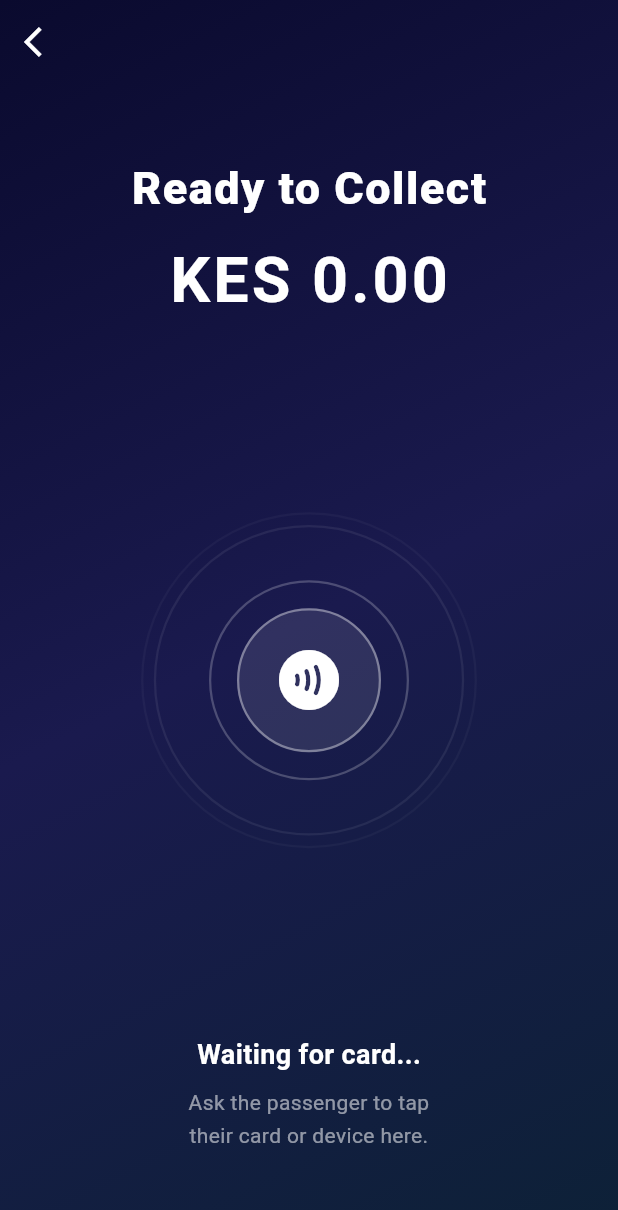
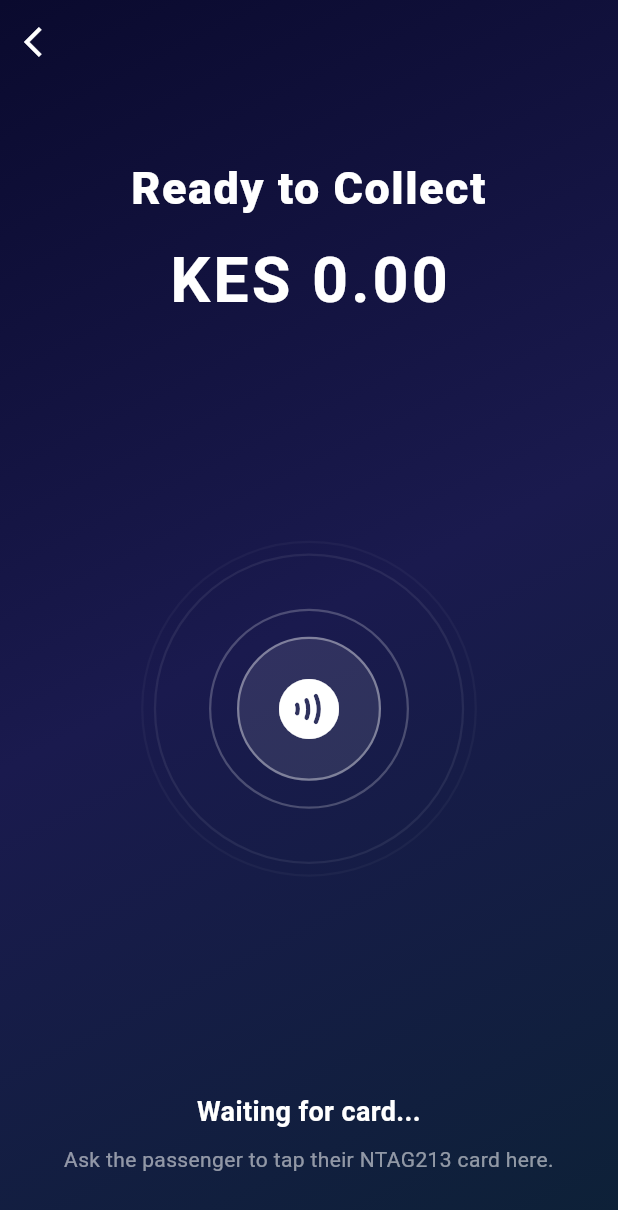
Before and after one commit to kambaikariuki/nfc_app, a Flutter app: the NfcReadScreen screen opened directly with empty values, on a phone screen of 412 x 824 dp. Shown: the top 1210 px of the screen. Run offline on Flutter 3.47's test engine with Material 3 defaults, Android fonts, the phone set to English and light mode, and no system bars; our stand-ins replace shared_preferences; missing offline and left inert: flutter_nfc_kit, nfc_manager; accounts and stored records are empty; Roboto replaces fonts that are missing (Poppins); statements that could not run were skipped.

Commit message:
Added Nfc availability check to prompting payment flow

```diff
--- a/lib/screens/nfc_read_screen.dart
+++ b/lib/screens/nfc_read_screen.dart
@@ -1,9 +1,15 @@
 import 'package:flutter/material.dart';
+import 'package:nfc_manager/nfc_manager.dart';
+import 'package:nfc_manager/nfc_manager_android.dart';
+
 
 class NfcReadScreen extends StatefulWidget {
   final double amount;
 
-  const NfcReadScreen({super.key, required this.amount});
+  const NfcReadScreen({
+    super.key,
+    required this.amount,
+  });
 
   @override
   State<NfcReadScreen> createState() => _NfcReadScreenState();
@@ -23,11 +29,130 @@ class _NfcReadScreenState extends State<NfcReadScreen>
   late Animation<double> _pulse2;
   late Animation<double> _pulse3;
 
+  bool _checkingNfc = true;
+  bool _nfcEnabled = false;
+  bool _sessionStarted = false;
+  bool _cardDetected = false;
+
+  String _statusMessage = 'Checking NFC...';
+  String _hintMessage = 'Please wait.';
+
+  String? _cardUid;
+
+  // Check NFC availability
+  Future<void> _checkAndStartNfc() async {
+    if (!mounted) return;
+
+    setState(() {
+      _checkingNfc = true;
+      _nfcEnabled = false;
+      _cardDetected = false;
+      _cardUid = null;
+      _statusMessage = 'Checking NFC...';
+      _hintMessage = 'Please wait.';
+    });
+
+    try {
+      final available = await NfcManager.instance.isAvailable();
+
+      if (!mounted) return;
+
+      if (!available) {
+        setState(() {
+          _checkingNfc = false;
+          _nfcEnabled = false;
+          _statusMessage = 'NFC unavailable';
+          _hintMessage =
+              'This device does not have NFC available or it is turned off.\nPlease check your phone settings.';
+        });
+
+        return;
+      }
+
+      setState(() {
+        _checkingNfc = false;
+        _nfcEnabled = true;
+        _statusMessage = 'Waiting for card...';
+        _hintMessage =
+            'Ask the passenger to tap their NTAG213 card here.';
+      });
+
+      await _startNfcSession();
+    } catch (e) {
+      if (!mounted) return;
+
+      setState(() {
+        _checkingNfc = false;
+        _nfcEnabled = false;
+        _statusMessage = 'Unable to check NFC';
+        _hintMessage = 'Please check your device settings and try again.';
+      });
+    }
+  }
+
+  // Start NFC scanning
+  Future<void> _startNfcSession() async {
+    try {
+      await NfcManager.instance.startSession(
+        pollingOptions: {
+          NfcPollingOption.iso14443,
+        },
+        onDiscovered: (NfcTag tag) async {
+          if (!mounted || _cardDetected) return;
+
+          // NTAG213 uses NFC-A / ISO 14443 Type A
+          final androidTag = NfcTagAndroid.from(tag);
+
+if (androidTag == null) {
+  setState(() {
+    _statusMessage = 'Unable to read this NFC card.';
+  });
+  return;
+}
+
+final cardUid = androidTag.id
+    .map((byte) => byte.toRadixString(16).padLeft(2, '0'))
+    .join()
+    .toUpperCase();
+
+setState(() {
+  _cardUid = cardUid;
+  _cardDetected = true;
+  _statusMessage = 'Card detected successfully!';
+});
+
+await NfcManager.instance.stopSession();
+          _sessionStarted = false;
+        },
+      );
+
+      _sessionStarted = true;
+    } catch (e) {
+      if (!mounted) return;
+
+      setState(() {
+        _nfcEnabled = false;
+        _statusMessage = 'NFC scanning failed';
+        _hintMessage = 'Unable to start scanning. Please try again.';
+      });
+    }
+  }
+
+  // Retry NFC scanning
+  Future<void> _retryScanning() async {
+    if (_sessionStarted) {
+      await NfcManager.instance.stopSession();
+      _sessionStarted = false;
+    }
+
+    await _checkAndStartNfc();
+  }
+
   @override
   void initState() {
     super.initState();
 
-    // Fade-in stagger
+    // Fade-in animation
     _fadeController = AnimationController(
       vsync: this,
       duration: const Duration(milliseconds: 1800),
@@ -37,14 +162,17 @@ class _NfcReadScreenState extends State<NfcReadScreen>
       parent: _fadeController,
       curve: const Interval(0.0, 0.3, curve: Curves.easeIn),
     );
+
     _amountFade = CurvedAnimation(
       parent: _fadeController,
       curve: const Interval(0.2, 0.5, curve: Curves.easeIn),
     );
+
     _iconFade = CurvedAnimation(
       parent: _fadeController,
       curve: const Interval(0.4, 0.7, curve: Curves.easeIn),
     );
+
     _hintFade = CurvedAnimation(
       parent: _fadeController,
       curve: const Interval(0.65, 1.0, curve: Curves.easeIn),
@@ -52,41 +180,51 @@ class _NfcReadScreenState extends State<NfcReadScreen>
 
     _fadeController.forward();
 
-    // Ripple pulse — repeating
+    // Ripple animation
     _pulseController = AnimationController(
       vsync: this,
       duration: const Duration(milliseconds: 2400),
     )..repeat();
 
-    // Three rings staggered by 800ms each
     _pulse1 = CurvedAnimation(
       parent: _pulseController,
       curve: const Interval(0.0, 1.0, curve: Curves.easeOut),
     );
+
     _pulse2 = CurvedAnimation(
       parent: _pulseController,
       curve: const Interval(0.33, 1.0, curve: Curves.easeOut),
     );
+
     _pulse3 = CurvedAnimation(
       parent: _pulseController,
       curve: const Interval(0.66, 1.0, curve: Curves.easeOut),
     );
+
+    // Check NFC when screen opens
+    _checkAndStartNfc();
   }
 
   @override
   void dispose() {
+    if (_sessionStarted) {
+      NfcManager.instance.stopSession();
+    }
+
     _fadeController.dispose();
     _pulseController.dispose();
+
     super.dispose();
   }
 
-  // Builds one expanding + fading ring
+  // Build expanding NFC rings
   Widget _buildRing(Animation<double> animation, double maxRadius) {
     return AnimatedBuilder(
       animation: animation,
       builder: (_, __) {
         final radius = animation.value * maxRadius;
         final opacity = (1.0 - animation.value).clamp(0.0, 1.0);
+
         return Container(
           width: radius * 2,
           height: radius * 2,
@@ -104,7 +242,8 @@ class _NfcReadScreenState extends State<NfcReadScreen>
 
   @override
   Widget build(BuildContext context) {
-    final formattedAmount = 'KES ${widget.amount.toStringAsFixed(2)}';
+    final formattedAmount =
+        'KES ${widget.amount.toStringAsFixed(2)}';
 
     return Scaffold(
       extendBodyBehindAppBar: true,
@@ -112,13 +251,17 @@ class _NfcReadScreenState extends State<NfcReadScreen>
         backgroundColor: Colors.transparent,
         elevation: 0,
         leading: IconButton(
-          icon: const Icon(Icons.arrow_back_ios, color: Colors.white),
+          icon: const Icon(
+            Icons.arrow_back_ios,
+            color: Colors.white,
+          ),
           onPressed: () => Navigator.pop(context),
         ),
       ),
       body: Stack(
         fit: StackFit.expand,
         children: [
+          // Background
           Container(
             decoration: const BoxDecoration(
               gradient: LinearGradient(
@@ -135,7 +278,7 @@ class _NfcReadScreenState extends State<NfcReadScreen>
 
           SafeArea(
             child: Padding(
-              padding: const EdgeInsets.symmetric(horizontal: 32.0),
+              padding: const EdgeInsets.symmetric(horizontal: 32),
               child: Column(
                 crossAxisAlignment: CrossAxisAlignment.center,
                 children: [
@@ -146,6 +289,7 @@ class _NfcReadScreenState extends State<NfcReadScreen>
                     opacity: _titleFade,
                     child: const Text(
                       'Ready to Collect',
+                      textAlign: TextAlign.center,
                       style: TextStyle(
                         fontFamily: 'Poppins',
                         fontSize: 30,
@@ -155,6 +299,7 @@ class _NfcReadScreenState extends State<NfcReadScreen>
                       ),
                     ),
                   ),
+
                   const SizedBox(height: 10),
 
                   // Amount
@@ -174,7 +319,7 @@ class _NfcReadScreenState extends State<NfcReadScreen>
 
                   const Spacer(),
 
-                  // Pulsing NFC icon
+                  // NFC animation
                   FadeTransition(
                     opacity: _iconFade,
                     child: SizedBox(
@@ -183,9 +328,12 @@ class _NfcReadScreenState extends State<NfcReadScreen>
                       child: Stack(
                         alignment: Alignment.center,
                         children: [
+                          if (_nfcEnabled && !_cardDetected) ...[
                             _buildRing(_pulse1, 120),
                             _buildRing(_pulse2, 120),
                             _buildRing(_pulse3, 120),
+                          ],
+
                           Container(
                             width: 96,
                             height: 96,
@@ -197,9 +345,23 @@ class _NfcReadScreenState extends State<NfcReadScreen>
                                 width: 1.5,
                               ),
                             ),
-                            child: const Icon(
-                              Icons.contactless_rounded,
+                            child: _checkingNfc
+                                ? const Padding(
+                                    padding: EdgeInsets.all(28),
+                                    child: CircularProgressIndicator(
                                       color: Colors.white,
+                                      strokeWidth: 2,
+                                    ),
+                                  )
+                                : Icon(
+                                    _cardDetected
+                                        ? Icons.check_circle_outline
+                                        : _nfcEnabled
+                                            ? Icons.contactless_rounded
+                                            : Icons.nfc_rounded,
+                                    color: _cardDetected
+                                        ? Colors.greenAccent
+                                        : Colors.white,
                                     size: 48,
                                   ),
                           ),
@@ -210,33 +372,66 @@ class _NfcReadScreenState extends State<NfcReadScreen>
 
                   const Spacer(),
 
-                  // Hint text
+                  // NFC status and instructions
                   FadeTransition(
                     opacity: _hintFade,
-                    child: const Padding(
-                      padding: EdgeInsets.only(bottom: 56.0),
+                    child: Padding(
+                      padding: const EdgeInsets.only(bottom: 40),
                       child: Column(
                         children: [
                           Text(
-                            'Waiting for card...',
+                            _statusMessage,
+                            textAlign: TextAlign.center,
                             style: TextStyle(
                               fontFamily: 'Poppins',
                               fontSize: 18,
                               fontWeight: FontWeight.w600,
-                              color: Colors.white,
+                              color: _cardDetected
+                                  ? Colors.greenAccent
+                                  : _nfcEnabled
+                                      ? Colors.white
+                                      : Colors.orangeAccent,
                             ),
                           ),
-                          SizedBox(height: 8),
+
+                          const SizedBox(height: 8),
+
                           Text(
-                            'Ask the passenger to tap\ntheir card or device here.',
+                            _hintMessage,
                             textAlign: TextAlign.center,
-                            style: TextStyle(
+                            style: const TextStyle(
                               fontFamily: 'Poppins',
                               fontSize: 14,
                               color: Colors.white54,
                               height: 1.6,
                             ),
                           ),
+
+                          // Retry button
+                          if (!_checkingNfc &&
+                              (!_nfcEnabled || _cardDetected)) ...[
+                            const SizedBox(height: 20),
+
+                            OutlinedButton.icon(
+                              onPressed: _retryScanning,
+                              icon: const Icon(Icons.refresh),
+                              label: Text(
+                                _cardDetected
+                                    ? 'Scan another card'
+                                    : 'Try again',
+                              ),
+                              style: OutlinedButton.styleFrom(
+                                foregroundColor: Colors.white,
+                                side: const BorderSide(
+                                  color: Colors.white54,
+                                ),
+                                padding: const EdgeInsets.symmetric(
+                                  horizontal: 24,
+                                  vertical: 12,
+                                ),
+                              ),
+                            ),
+                          ],
                         ],
                       ),
                     ),
```
Lines whose indentation alone changed are shown as unchanged.
